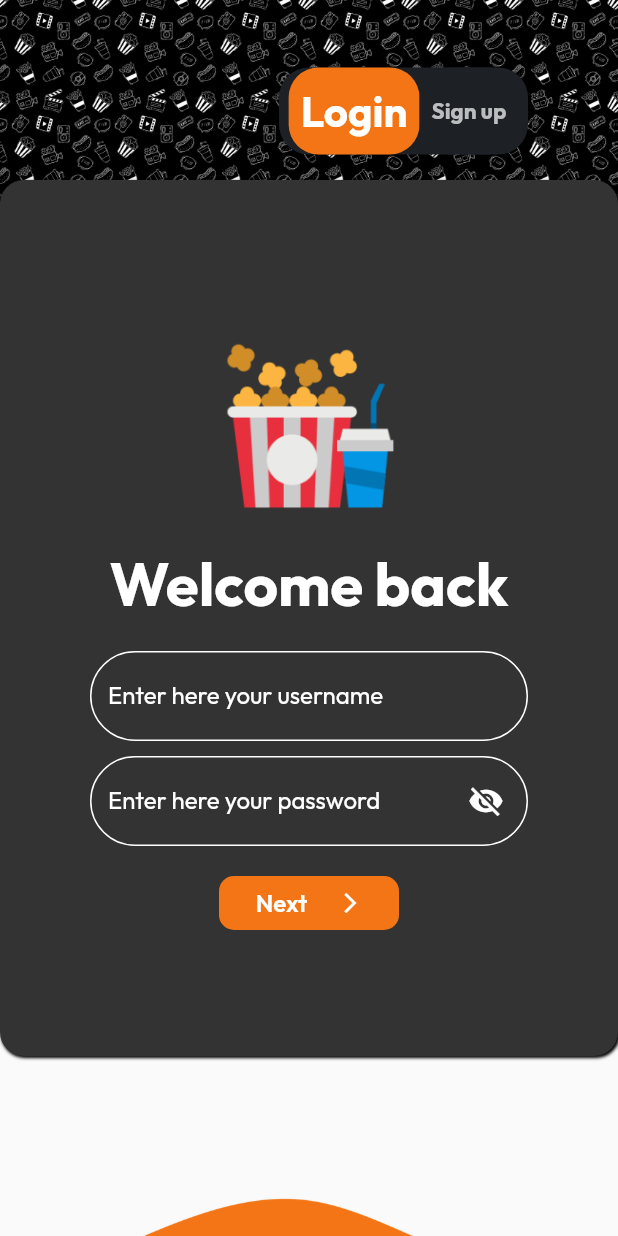
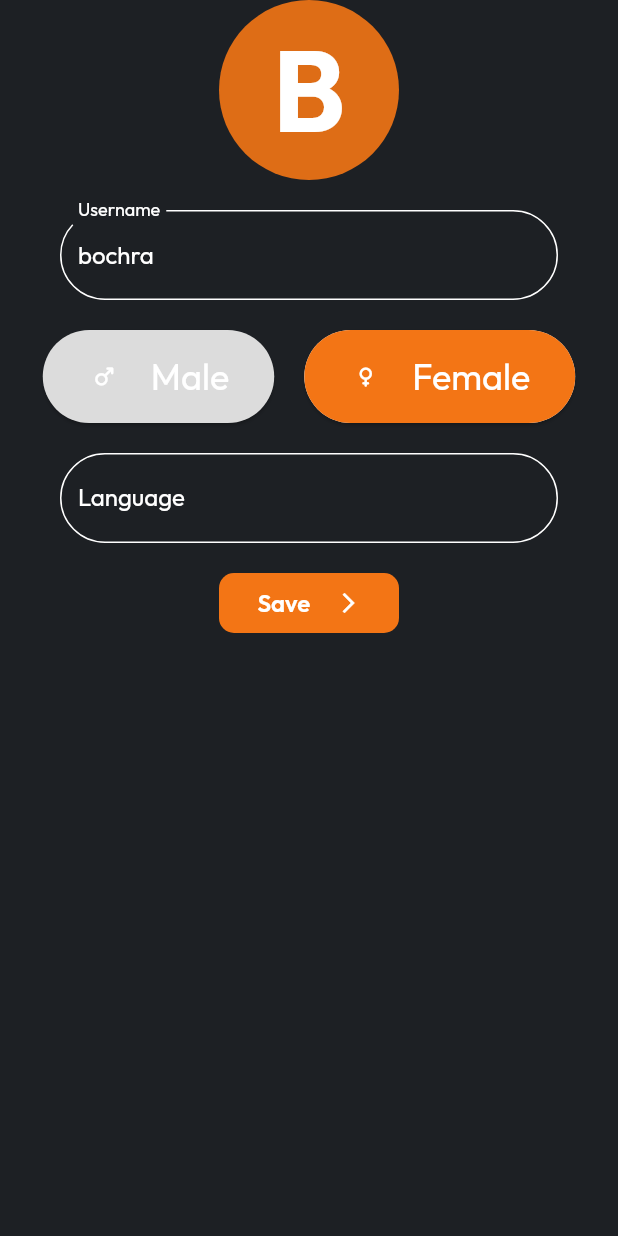
Before and after one commit to Bochra10/movie_web_app, a Flutter app: the screen it shows after launch, on a phone screen of 412 x 824 dp. Run offline on Flutter 3.47's test engine with Material 2 defaults, Android fonts, the phone set to English and light mode, and no system bars; our stand-ins replace animated_text_kit.

Commit message:
Add profile page

```diff
--- /dev/null
+++ b/lib/features/profile/profile_page.dart
@@ -0,0 +1,181 @@
+import 'package:flutter/material.dart';
+import 'package:movie_web_app/models/filters.dart';
+import 'package:movie_web_app/models/user_account.dart';
+import 'package:movie_web_app/shared/colors.dart';
+
+class ProfilePage extends StatefulWidget {
+  final UserAccount user;
+  const ProfilePage({super.key, required this.user});
+
+  @override
+  State<ProfilePage> createState() => _ProfilePageState();
+}
+
+class _ProfilePageState extends State<ProfilePage> {
+  TextEditingController usernameController = TextEditingController();
+  TextEditingController languageController = TextEditingController();
+  @override
+  Widget build(BuildContext context) {
+    usernameController.text = widget.user.username;
+    languageController.text = widget.user.language ?? '';
+    return Scaffold(
+      body: Container(
+        color: AppColors.primary,
+        width: double.infinity,
+        child: Column(
+          crossAxisAlignment: CrossAxisAlignment.center,
+          children: [
+            CircleAvatar(
+              backgroundColor: AppColors.secondary.withOpacity(0.9),
+              radius: 60,
+              child: Center(
+                child: Text(
+                  widget.user.username[0].toUpperCase(),
+                  style: const TextStyle(
+                      fontSize: 76,
+                      color: AppColors.white,
+                      fontWeight: FontWeight.w700),
+                ),
+              ),
+            ),
+            const SizedBox(height: 20),
+            SizedBox(
+              width: 580,
+              child: Padding(
+                padding: const EdgeInsets.symmetric(horizontal: 40),
+                child: TextField(
+                    controller: usernameController,
+                    style: const TextStyle(color: AppColors.white),
+                    decoration: InputDecoration(
+                        labelText: 'Username',
+                        labelStyle: const TextStyle(
+                            color: AppColors.white,
+                            fontSize: 16,
+                            fontWeight: FontWeight.w400),
+                        enabledBorder: OutlineInputBorder(
+                            borderRadius: BorderRadius.circular(100),
+                            borderSide: const BorderSide(
+                                width: 1, color: Colors.white)),
+                        focusedBorder: OutlineInputBorder(
+                            borderRadius: BorderRadius.circular(100),
+                            borderSide: const BorderSide(
+                                width: 2, color: Colors.white)))),
+              ),
+            ),
+            const SizedBox(height: 20),
+            Row(
+              mainAxisAlignment: MainAxisAlignment.center,
+              children: [
+                ChoiceChip(
+                  selectedColor: AppColors.secondary,
+                  disabledColor: AppColors.grey,
+                  elevation: 1,
+                  pressElevation: 1.5,
+                  label: const Text('Male',
+                      style: TextStyle(
+                          color: AppColors.white,
+                          fontSize: 24,
+                          fontWeight: FontWeight.w400)),
+                  labelPadding:
+                      const EdgeInsets.symmetric(vertical: 6, horizontal: 10),
+                  padding:
+                      const EdgeInsets.symmetric(vertical: 10, horizontal: 20),
+                  avatar:
+                      const Icon(Icons.male_rounded, color: AppColors.white),
+                  selected: widget.user.isMale,
+                  onSelected: (bool selected) {
+                    setState(() {
+                      widget.user.isMale = true;
+                    });
+                  },
+                ),
+                const SizedBox(width: 20),
+                ChoiceChip(
+                  selectedColor: AppColors.secondary,
+                  disabledColor: AppColors.grey,
+                  elevation: 1,
+                  pressElevation: 1.5,
+                  label: const Text('Female',
+                      style: TextStyle(
+                          color: AppColors.white,
+                          fontSize: 24,
+                          fontWeight: FontWeight.w400)),
+                  labelPadding:
+                      const EdgeInsets.symmetric(vertical: 6, horizontal: 10),
+                  padding:
+                      const EdgeInsets.symmetric(vertical: 10, horizontal: 20),
+                  avatar:
+                      const Icon(Icons.female_rounded, color: AppColors.white),
+                  selected: !widget.user.isMale,
+                  onSelected: (bool selected) {
+                    setState(() {
+                      widget.user.isMale = false;
+                    });
+                  },
+                )
+              ],
+            ),
+            const SizedBox(height: 20),
+            SizedBox(
+              width: 580,
+              child: Padding(
+                padding: const EdgeInsets.symmetric(horizontal: 40),
+                child: TextField(
+                    controller: languageController,
+                    autofillHints: languagesChoices,
+                    style: const TextStyle(color: AppColors.white),
+                    decoration: InputDecoration(
+                        labelText: 'Language',
+                        labelStyle: const TextStyle(
+                            color: AppColors.white,
+                            fontSize: 16,
+                            fontWeight: FontWeight.w400),
+                        enabledBorder: OutlineInputBorder(
+                            borderRadius: BorderRadius.circular(100),
+                            borderSide: const BorderSide(
+                                width: 1, color: Colors.white)),
+                        focusedBorder: OutlineInputBorder(
+                            borderRadius: BorderRadius.circular(100),
+                            borderSide: const BorderSide(
+                                width: 2, color: Colors.white)))),
+              ),
+            ),
+            const SizedBox(height: 20),
+            InkWell(
+                onTap: () {
+                  widget.user.username = usernameController.text;
+                  widget.user.language = languageController.text;
+                  const snackBar = SnackBar(
+                    content: Text('Account updated !'),
+                  );
+                  ScaffoldMessenger.of(context).showSnackBar(snackBar);
+                },
+                child: Container(
+                  width: 120,
+                  decoration: BoxDecoration(
+                      borderRadius: BorderRadius.circular(10),
+                      color: AppColors.secondary),
+                  child: Padding(
+                    padding:
+                        const EdgeInsets.symmetric(horizontal: 8, vertical: 10),
+                    child: Row(
+                      crossAxisAlignment: CrossAxisAlignment.center,
+                      mainAxisAlignment: MainAxisAlignment.spaceEvenly,
+                      children: const [
+                        Text('Save',
+                            style: TextStyle(
+                                color: AppColors.white,
+                                fontSize: 16,
+                                fontWeight: FontWeight.w600)),
+                        Icon(Icons.arrow_forward_ios,
+                            color: AppColors.white, size: 16)
+                      ],
+                    ),
+                  ),
+                ))
+          ],
+        ),
+      ),
+    );
+  }
+}
--- a/lib/features/recommandation/recommandation_page.dart
+++ b/lib/features/recommandation/recommandation_page.dart
@@ -1,8 +1,8 @@
 // ignore_for_file: depend_on_referenced_packages
 
 import 'package:flutter/material.dart';
-import 'package:movie_web_app/features/recommandation/models/chosen_filters.dart';
-import 'package:movie_web_app/features/recommandation/models/filters.dart';
+import 'package:movie_web_app/models/chosen_filters.dart';
+import 'package:movie_web_app/models/filters.dart';
 import 'package:movie_web_app/shared/colors.dart';
 import 'package:animated_text_kit/animated_text_kit.dart'
     show AnimatedTextKit, TypewriterAnimatedText;
--- a/lib/main.dart
+++ b/lib/main.dart
@@ -1,5 +1,7 @@
 import 'package:flutter/material.dart';
+import 'package:movie_web_app/features/profile/profile_page.dart';
 import 'package:movie_web_app/features/sign_in_sign_up/login_sign_up_page.dart';
+import 'package:movie_web_app/models/user_account.dart';
 import 'package:movie_web_app/shared/colors.dart';
 
 void main() {
@@ -19,7 +21,9 @@ class MyApp extends StatelessWidget {
           fontFamily: 'Outfit',
           primaryColor: AppColors.primary,
           backgroundColor: AppColors.primary),
-      home: const LoginOrSignUpPage(),
+      home: ProfilePage(
+        user: UserAccount(username: 'bochra', isMale: false),
+      ),
     );
   }
 }
--- a/lib/features/recommandation/models/chosen_filters.dart
+++ b/lib/models/chosen_filters.dart
@@ -1,4 +1,4 @@
-import 'package:movie_web_app/features/recommandation/models/filters.dart';
+import 'package:movie_web_app/models/filters.dart';
 
 class ChosenFilters {
   bool? isAgeApproriate = isAgeApproriateChoices[0];
--- /dev/null
+++ b/lib/models/user_account.dart
@@ -0,0 +1,11 @@
+class UserAccount {
+  String username;
+  String? country;
+  String? language;
+  bool isMale;
+  UserAccount(
+      {required this.username,
+      this.country,
+      this.language,
+      required this.isMale});
+}
```
Also changed, not shown: assets/images/account_avatar.png (added), lib/models/filters.dart (renamed from lib/features/recommandation/models/filters.dart).
